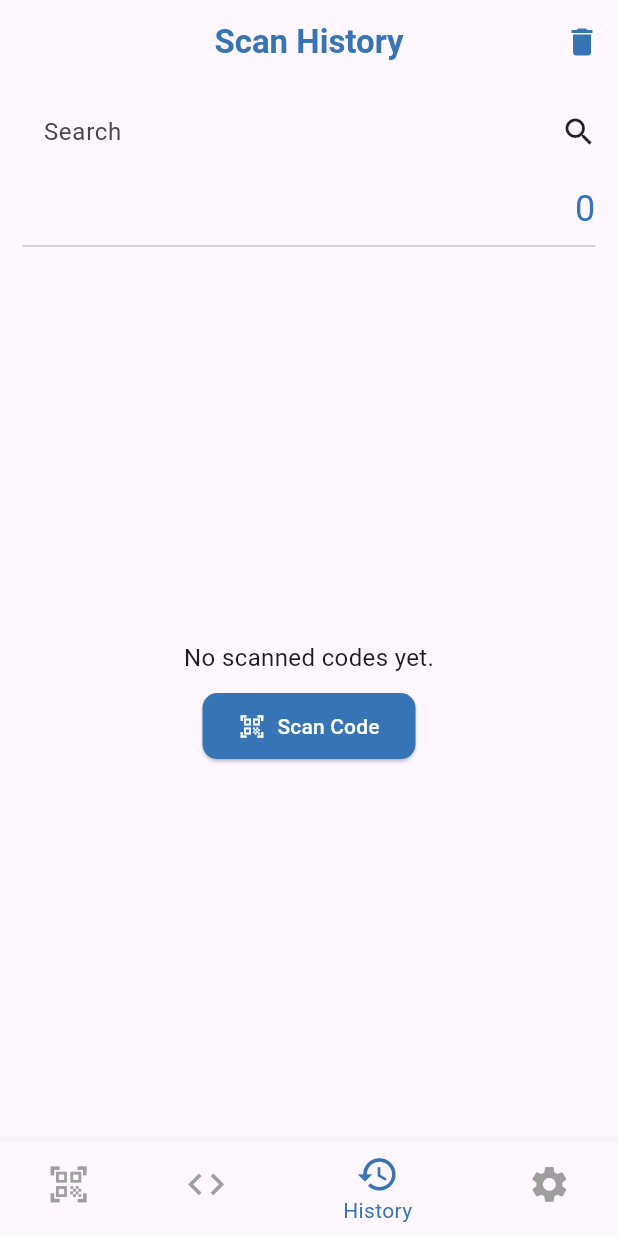
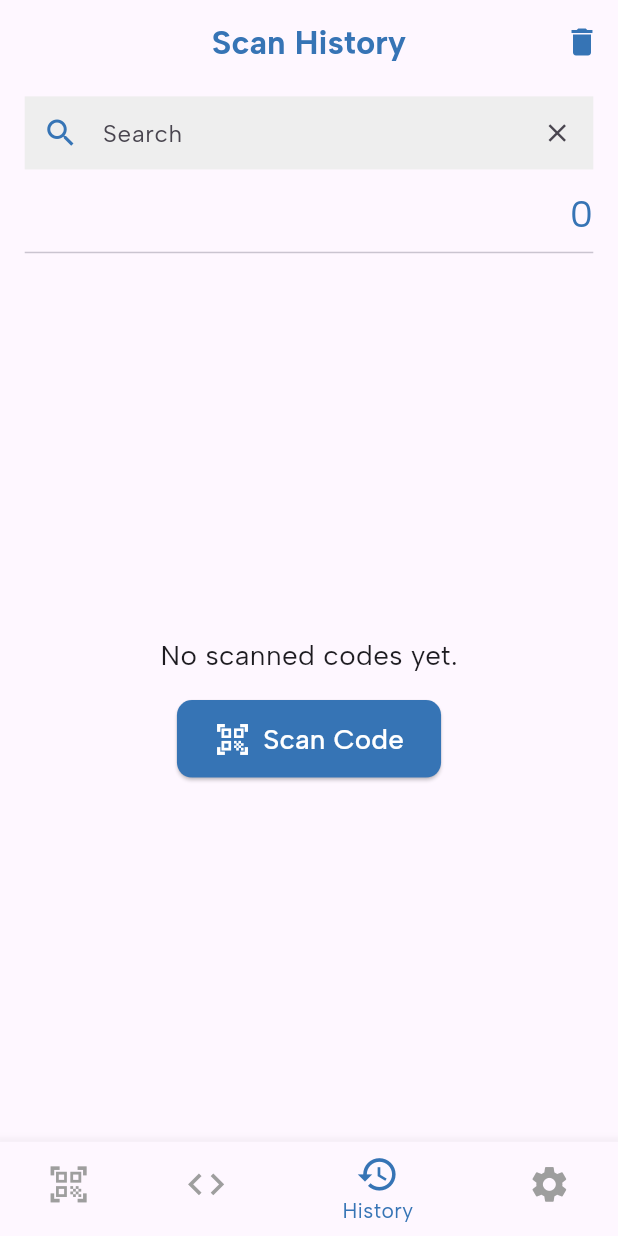
Before and after one commit to RinciAtrey/QR-Barcode-Scanner, a Flutter app: the screen it shows after launch, item 3 of the bottom bar chosen, on a phone screen of 412 x 824 dp. Run offline on Flutter 3.47's test engine with Material 3 defaults, Android fonts, the phone set to English and light mode, and no system bars; our stand-ins replace barcode_widget, flutter_contacts, google_fonts, hive, hive_flutter, permission_handler and 3 more; missing offline and left inert: mobile_scanner; accounts and stored records are empty.

Commit message:
Fixed UI.

```diff
--- a/lib/data/generate_code.dart
+++ b/lib/data/generate_code.dart
@@ -138,9 +138,9 @@ class _GenerateCodeState extends State<GenerateCode> {
       controller: _sheetCtrl,
       initialChildSize: 0.95,
       maxChildSize: 0.95,
-      minChildSize: 0.3,
-      snap: true,
-      snapSizes: const [0.3, 0.75],
+      minChildSize: 0.95,
+      // snap: true,
+      // snapSizes: const [0.3, 0.75],
       builder: (context, scrollCtrl) {
         return Container(
           decoration: const BoxDecoration(
--- a/lib/main.dart
+++ b/lib/main.dart
@@ -39,14 +39,17 @@ class MyApp extends StatelessWidget {
         return MaterialApp(
           debugShowCheckedModeBanner: false,
           title: 'QR Barcode',
-          theme: lightTheme,
-          // theme: lightTheme.copyWith(
-          //   textTheme: GoogleFonts.actorTextTheme(
-          //   Theme.of(context).textTheme,
-          // ), ),
-          darkTheme: darkTheme,
+          theme: lightTheme.copyWith(
+            textTheme: GoogleFonts.albertSansTextTheme(    //alexandriaTextTheme, albertSansTextTheme
+            Theme.of(context).textTheme,
+          ), ),
+          darkTheme: darkTheme.copyWith(
+            textTheme: GoogleFonts.albertSansTextTheme(
+              Theme.of(context).textTheme,
+            )
+          ),
           themeMode: isDark ? ThemeMode.dark : ThemeMode.light,
-          home: const HomeScreen(),
+          home: HomeScreen(key: HomeScreen.globalKey),
         );
       },
     );
@@ -56,6 +59,7 @@ class MyApp extends StatelessWidget {
 
 class HomeScreen extends StatefulWidget {
   const HomeScreen({super.key});
+  static final GlobalKey<_HomeScreenState> globalKey = GlobalKey<_HomeScreenState>();
 
   @override
   State<HomeScreen> createState() => _HomeScreenState();
@@ -64,6 +68,8 @@ class HomeScreen extends StatefulWidget {
 class _HomeScreenState extends State<HomeScreen> {
 
   int _currentIndex = 0;
+
+  void switchTo(int idx) => setState(() => _currentIndex = idx);
 
   final List<Widget> _screens = [
     const ScannerScreen(),
--- a/lib/screens/main_pages/history_page.dart
+++ b/lib/screens/main_pages/history_page.dart
@@ -5,20 +5,31 @@ import 'package:qr_barcode/screens/scannedQrPreview.dart';
 import 'package:qr_barcode/utils/constants/colors.dart';
 import 'package:qr_flutter/qr_flutter.dart';
 import '../../data/scannedcode.dart';
+import '../../main.dart';
 import '../scannedBarcodePreview.dart';
 
 Barcode _barcodeFromFormatName(String name) {
   switch (name) {
-    case 'code128':    return Barcode.code128();
-    case 'code39':     return Barcode.code39();
-    case 'code93':     return Barcode.code93();
-    case 'ean13':      return Barcode.ean13();
-    case 'ean8':       return Barcode.ean8();
-    case 'upcE':       return Barcode.upcE();
-    case 'dataMatrix': return Barcode.dataMatrix();
-    case 'pdf417':     return Barcode.pdf417();
-    case 'qrCode':     return Barcode.qrCode();
-    default:           return Barcode.code128();
+    case 'code128':
+      return Barcode.code128();
+    case 'code39':
+      return Barcode.code39();
+    case 'code93':
+      return Barcode.code93();
+    case 'ean13':
+      return Barcode.ean13();
+    case 'ean8':
+      return Barcode.ean8();
+    case 'upcE':
+      return Barcode.upcE();
+    case 'dataMatrix':
+      return Barcode.dataMatrix();
+    case 'pdf417':
+      return Barcode.pdf417();
+    case 'qrCode':
+      return Barcode.qrCode();
+    default:
+      return Barcode.code128();
   }
 }
 
@@ -31,6 +42,7 @@ class HistoryPage extends StatefulWidget {
 class _HistoryPageState extends State<HistoryPage> {
   final _box = Hive.box<ScannedCode>('scan_history');
   String _search = '';
+  final TextEditingController _searchController = TextEditingController();
 
   void _deleteAll() async {
     final ok = await showDialog<bool>(
@@ -46,21 +58,36 @@ class _HistoryPageState extends State<HistoryPage> {
     );
     if (ok == true) {
       await _box.clear();
-      setState(() {
-
-      });
+      setState(() {});
       ScaffoldMessenger.of(context).showSnackBar(
         const SnackBar(content: Text('All history deleted')),
       );
     }
   }
 
-  Map<String,String> _fieldsFromQr(ScannedCode c) {
-    final m = <String,String>{};
+  @override
+  void initState() {
+    super.initState();
+    _searchController.addListener(() {
+      setState(() {
+        _search = _searchController.text.trim().toLowerCase();
+      });
+    });
+  }
+
+  @override
+  void dispose() {
+    _searchController.dispose();
+    super.dispose();
+  }
+
+
+  Map<String, String> _fieldsFromQr(ScannedCode c) {
+    final m = <String, String>{};
     if (c.title.contains('Contact')) {
       for (final line in c.data.split('\n')) {
-        if (line.startsWith('FN:'))    m['Name']  = line.substring(3);
-        if (line.startsWith('TEL:'))   m['Phone'] = line.substring(4);
+        if (line.startsWith('FN:')) m['Name'] = line.substring(3);
+        if (line.startsWith('TEL:')) m['Phone'] = line.substring(4);
         if (line.startsWith('EMAIL:')) m['Email'] = line.substring(6);
       }
     } else if (c.title.toLowerCase().contains('wifi')) {
@@ -78,62 +105,89 @@ class _HistoryPageState extends State<HistoryPage> {
     return m;
   }
 
-  Map<String,String> _fieldsFromSaved(ScannedCode c) {
+  Map<String, String> _fieldsFromSaved(ScannedCode c) {
     if (!c.isQr) return {'Data': c.data};
     return _fieldsFromQr(c);
   }
 
   @override
   Widget build(BuildContext context) {
+    final mq = MediaQuery.of(context).size;
     final allItems = _box.values.toList().reversed.toList();
     final items = _search.isEmpty
         ? allItems
-        : allItems.where((c) =>
-    c.data.toLowerCase().contains(_search) ||
-        c.title.toLowerCase().contains(_search)
-    ).toList();
+        : allItems.where((c) {
+      final searchLower = _search;
+
+      final displayTitle = (c.isQr ? 'QR code · ' : 'Barcode · ') + c.title;
+      final titleLower   = displayTitle.toLowerCase();
+
+      final dataLower    = c.data.toLowerCase();
+
+      final firstValueLower = c.isQr
+          ? (_fieldsFromSaved(c).values.first.toLowerCase())
+          : '';
+
+      return titleLower.contains(searchLower)
+          || dataLower.contains(searchLower)
+          || firstValueLower.contains(searchLower);
+    }).toList();
 
     return Scaffold(
       appBar: AppBar(
         centerTitle: true,
-        title: Text('Scan History',
-            style: TextStyle(color: AppColors.appColour, fontWeight: FontWeight.bold )),
-        actions: [ IconButton(icon: const Icon(Icons.delete, color: AppColors.appColour,),
-            onPressed: _deleteAll) ],
+        title: Text(
+          'Scan History',
+          style: TextStyle(color: AppColors.appColour, fontWeight: FontWeight.bold),
+        ),
+        actions: [
+          IconButton(
+            icon: const Icon(Icons.delete, color: AppColors.appColour),
+            onPressed: _deleteAll,
+          )
+        ],
       ),
       body: Column(
         children: [
-          // Padding(
-          //   padding: const EdgeInsets.symmetric(horizontal: 12, vertical: 8),
-          //   child: TextField(
-          //     decoration: const InputDecoration(labelText: "Search", suffixIcon: Icon(Icons.search)),
-          //     onChanged: (v) => setState(() => _search = v.trim().toLowerCase()),
-          //   ),
-          // ),
-          Row(
-            mainAxisAlignment: MainAxisAlignment.center,
+          Padding(
+            padding: EdgeInsets.symmetric(
+              horizontal: mq.width * 0.04,
+              vertical: mq.height * 0.01,
+            ),
+            child: Row(
               children: [
-              Container(
-                width: 360,
-                child: Padding(
-                  padding: const EdgeInsets.symmetric(horizontal: 15, vertical: 8),
+                Expanded(
                   child: TextFormField(
-                    decoration: const InputDecoration(
+                    controller: _searchController,
+                    decoration: InputDecoration(
                       hintText: "Search",
                       border: InputBorder.none,
+                      fillColor: Colors.grey.shade200,
+                      filled: true,
+                      contentPadding: EdgeInsets.symmetric(
+                        horizontal: mq.width * 0.04,
+                        vertical: mq.height * 0.015,
+                      ),
+                      prefixIcon: Icon(Icons.search, color: AppColors.appColour),
+                      suffixIcon: IconButton(
+                        icon: Icon(Icons.clear, size: 20,),
+                        onPressed: () {
+                          _searchController.clear();
+                        },
+                      ),
+
                     ),
                     onChanged: (v) => setState(() => _search = v.trim().toLowerCase()),
                   ),
                 ),
-              ),
-              const Icon(
-                Icons.search,
-                //color: AppColors.appColour,
-              ),
               ],
             ),
+          ),
           Padding(
-            padding: const EdgeInsets.symmetric(horizontal: 15, vertical: 2),
+            padding: EdgeInsets.symmetric(
+              horizontal: mq.width * 0.04,
+              vertical: mq.height * 0.005,
+            ),
             child: Column(
               mainAxisSize: MainAxisSize.min,
               crossAxisAlignment: CrossAxisAlignment.stretch,
@@ -143,7 +197,7 @@ class _HistoryPageState extends State<HistoryPage> {
                   child: Text(
                     '${items.length}',
                     style: TextStyle(
-                      fontSize: 24,
+                      fontSize: mq.width * 0.06,
                       color: AppColors.appColour,
                     ),
                   ),
@@ -152,47 +206,54 @@ class _HistoryPageState extends State<HistoryPage> {
               ],
             ),
           ),
-
           Expanded(
             child: items.isEmpty
-                ?  Center(
+                ? Center(
               child: Column(
                 mainAxisSize: MainAxisSize.min,
                 children: [
-              const Text(
+                  Text(
                     "No scanned codes yet.",
-                style: TextStyle(fontSize: 16),
+                    style: TextStyle(fontSize: mq.width * 0.045),
                   ),
-              const SizedBox(height: 10),
+                  SizedBox(height: mq.height * 0.02),
                   ElevatedButton.icon(
                     onPressed: () {
-
+                      final homeState = HomeScreen.globalKey.currentState;
+                      homeState?.switchTo(0);
                     },
                     style: ElevatedButton.styleFrom(
                       backgroundColor: AppColors.appColour,
                       foregroundColor: Colors.white,
-                  padding: const EdgeInsets.symmetric(
-                    horizontal: 24,
-                    vertical: 12,
+                      padding: EdgeInsets.symmetric(
+                        horizontal: mq.width * 0.06,
+                        vertical: mq.height * 0.015,
                       ),
                       shape: RoundedRectangleBorder(
                         borderRadius: BorderRadius.circular(10),
                       ),
                     ),
-                icon: const Icon(Icons.qr_code_scanner),
-                label: const Text("Scan Code"),
+                    icon: Icon(Icons.qr_code_scanner, size: mq.width * 0.06),
+                    label: Text(
+                      "Scan Code",
+                      style: TextStyle(fontSize: mq.width * 0.045),
+                    ),
                   ),
                 ],
               ),
             )
                 : ListView.separated(
-              padding: const EdgeInsets.all(12),
+              padding: EdgeInsets.symmetric(
+                horizontal: mq.width * 0.04,
+                vertical: mq.height * 0.01,
+              ),
               itemCount: items.length,
               separatorBuilder: (_, __) => const Divider(thickness: 1),
               itemBuilder: (context, index) {
                 final c = items[index];
                 final fields = _fieldsFromSaved(c);
-                final firstValue = fields.values.isNotEmpty ? fields.values.first : '';
+                final firstValue =
+                fields.values.isNotEmpty ? fields.values.first : '';
 
                 return Dismissible(
                   key: ValueKey(c.key),
@@ -200,30 +261,45 @@ class _HistoryPageState extends State<HistoryPage> {
                   background: Container(
                     color: Colors.redAccent,
                     alignment: Alignment.centerRight,
-                    padding: const EdgeInsets.symmetric(horizontal: 20),
+                    padding: EdgeInsets.symmetric(horizontal: mq.width * 0.05),
                     child: const Icon(Icons.delete, color: Colors.white),
                   ),
                   onDismissed: (_) => _box.delete(c.key),
                   child: ListTile(
+                    contentPadding: EdgeInsets.symmetric(
+                      horizontal: mq.width * 0.03,
+                      vertical: mq.height * 0.01,
+                    ),
                     leading: Container(
-                      width: 50, height: 50, color: Colors.white, alignment: Alignment.center,
+                      width: mq.width * 0.15,
+                      height: mq.width * 0.15,
+                      color: Colors.white,
+                      alignment: Alignment.center,
                       child: c.isQr
                           ? QrImageView(
                         data: c.data,
                         version: QrVersions.auto,
-                        size: 50,
+                        size: mq.width * 0.15,
                         backgroundColor: Colors.white,
                       )
                           : BarcodeWidget(
                         data: c.data,
                         barcode: _barcodeFromFormatName(c.formatName),
-                        width: 110,
-                        height: 80,
+                        width: mq.width * 0.3,
+                        height: mq.height * 0.1,
                         drawText: false,
                       ),
                     ),
-                    title: Text(c.isQr ? 'QR code \n${c.title}' : 'Barcode \n${c.title}'),
-                    subtitle: Text(firstValue, maxLines: 1, overflow: TextOverflow.ellipsis),
+                    title: Text(
+                      c.isQr ? 'QR code · ${c.title}' : 'Barcode · ${c.title}',
+                      style: TextStyle(fontSize: mq.width * 0.045),
+                    ),
+                    subtitle: Text(
+                      firstValue,
+                      maxLines: 1,
+                      overflow: TextOverflow.ellipsis,
+                      style: TextStyle(fontSize: mq.width * 0.035),
+                    ),
                     onTap: () {
                       final typeLabel = c.title.contains('Contact')
                           ? 'Contact'
@@ -253,13 +329,12 @@ class _HistoryPageState extends State<HistoryPage> {
                               displayTitle: displayTitle,
                               data: c.data,
                               displayFields: fields,
-                              barcodeSymbology: _barcodeFromFormatName(c.formatName),
+                              barcodeSymbology:
+                              _barcodeFromFormatName(c.formatName),
                             ),
                           ),
                         );
                       }
-
-
                     },
                   ),
                 );
```
Also changed, not shown: lib/screens/main_pages/my_codes.dart (+79 -93 lines), lib/screens/main_pages/scanner_screen.dart (+5 -3 lines). Lines whose indentation alone changed are shown as unchanged.
